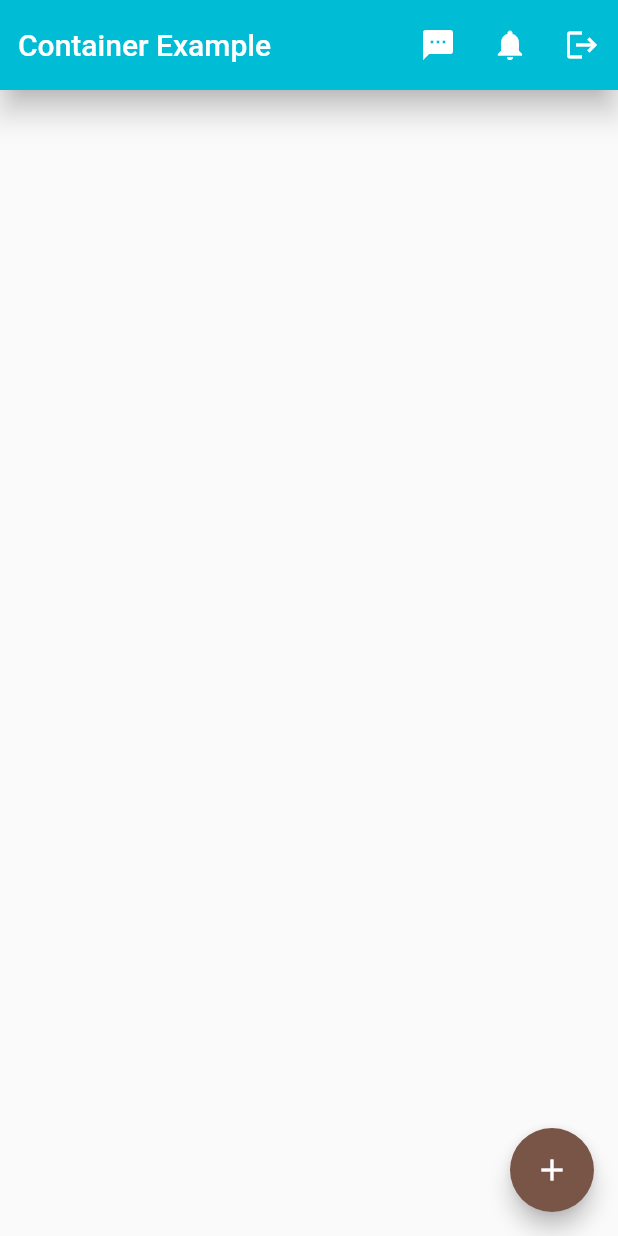
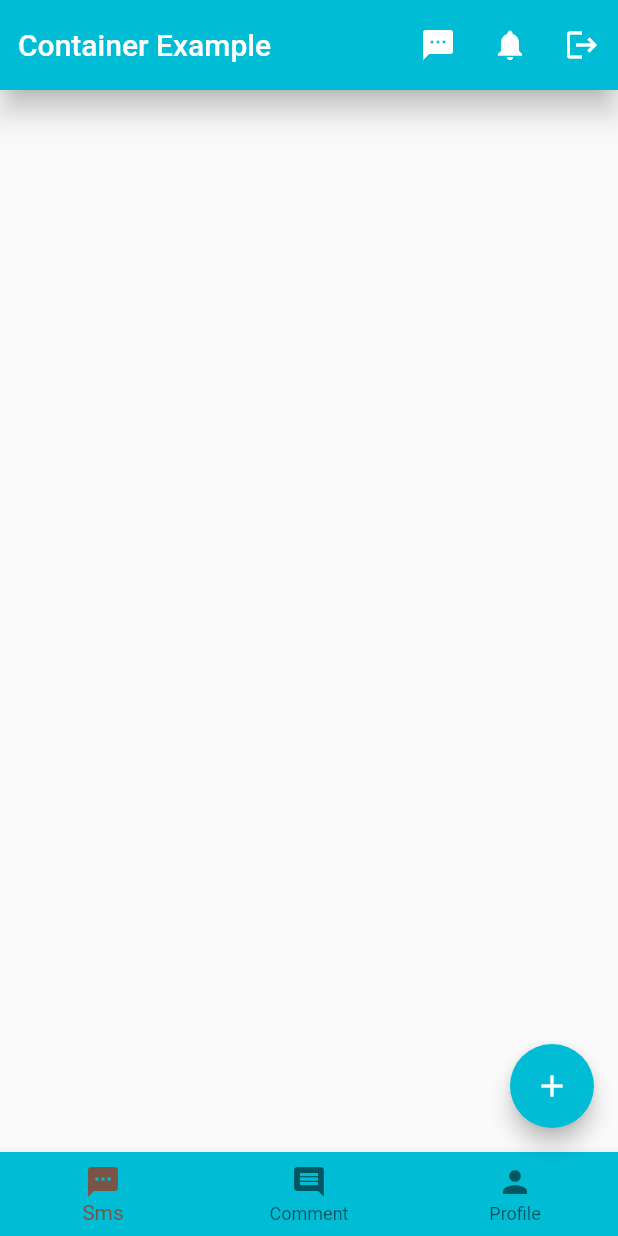
Before and after one commit to EusufUddin8926/Container_Demo, a Flutter app: the screen it shows after launch, on a phone screen of 412 x 824 dp. Run offline on Flutter 3.47's test engine with Material 2 defaults, Android fonts, the phone set to English and light mode, and no system bars.

Commit message:
Bottom bar add

```diff
--- a/lib/main.dart
+++ b/lib/main.dart
@@ -54,10 +54,32 @@ class HomeScreen extends StatelessWidget {
         ],
       ),
       floatingActionButton: FloatingActionButton(
-        child: Icon(Icons.add),
         elevation: 6,
+        backgroundColor: Colors.cyan,
         onPressed: () {
           SnakbarMsg("Add item", context);
+        },
+        child: Icon(Icons.add),
+      ),
+      bottomNavigationBar: BottomNavigationBar(
+        elevation: 6,
+        currentIndex: 0,
+        backgroundColor: Colors.cyan,
+        items: [
+          BottomNavigationBarItem(icon: Icon(Icons.sms), label: "Sms"),
+          BottomNavigationBarItem(icon: Icon(Icons.comment), label: "Comment"),
+          BottomNavigationBarItem(icon: Icon(Icons.person), label: "Profile")
+        ],
+        onTap: (int index) {
+          if (index == 0) {
+            SnakbarMsg("Sms sent", context);
+          }
+          if (index == 1) {
+            SnakbarMsg("Comment Add", context);
+          }
+          if (index == 2) {
+            SnakbarMsg("Profile open", context);
+          }
         },
       ),
     );
```
